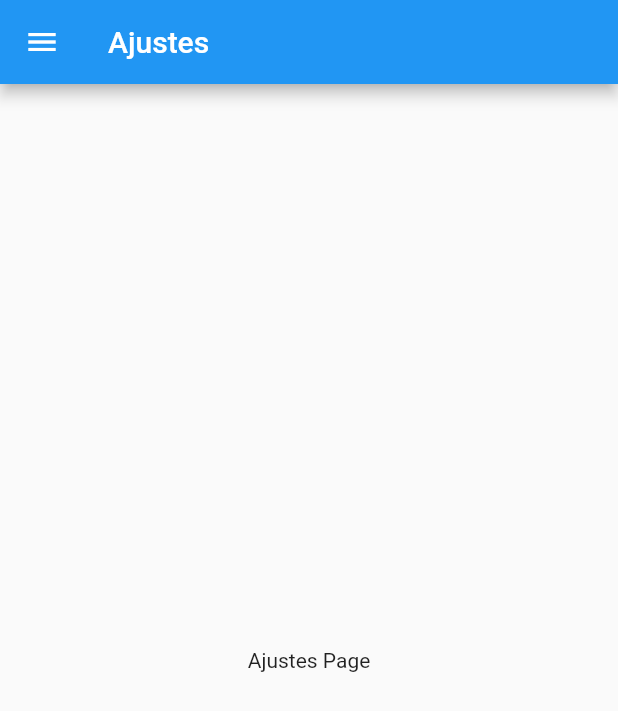
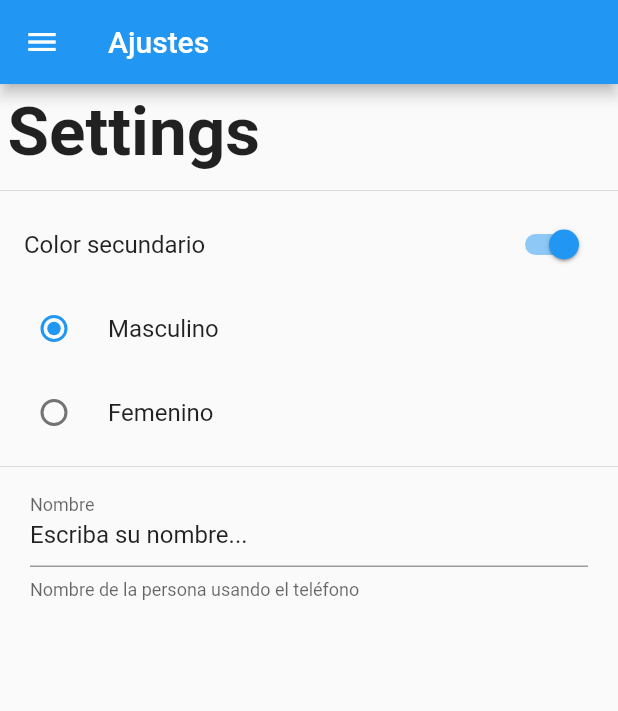
Before and after one commit to Fadria/flutter-preferencias-usuario, a Flutter app: the SettingsPage screen opened by its route, on a phone screen of 412 x 824 dp. Shown: the top 711 px of the screen. Run offline on Flutter 3.47's test engine with Material 2 defaults, Android fonts, the phone set to English and light mode, and no system bars.

Commit message:
Diseño de la página de los ajustes

```diff
--- a/lib/src/pages/settings_page.dart
+++ b/lib/src/pages/settings_page.dart
@@ -1,9 +1,27 @@
 import 'package:flutter/material.dart';
 import 'package:preferencias_usuario/src/widgets/menu_widget.dart';
 
-class SettingsPage extends StatelessWidget {
+class SettingsPage extends StatefulWidget
+{
+  static final String routeName = "settings";
 
-  static final String routeName = "settings";
+  @override
+  _SettingsPageState createState() => _SettingsPageState();
+}
+
+class _SettingsPageState extends State<SettingsPage> {
+
+  bool? _colorSecundario = true;
+  int? _genero = 1;
+  String _nombre = "Escriba su nombre...";
+
+  late TextEditingController? _textController;
+
+  @override
+  void initState() {
+    super.initState();
+    _textController = new TextEditingController(text: _nombre);
+  }
 
   @override
   Widget build(BuildContext context) {
@@ -14,9 +32,72 @@ class SettingsPage extends StatelessWidget {
         title: Text("Ajustes"),
       ),
       drawer: MenuWidget(),
-      body: Center
+      body: ListView
       (
-        child: Text("Ajustes Page"),
+        children: <Widget>
+        [
+          Container
+          (
+            padding: EdgeInsets.all(5.0),
+            child: Text("Settings", style: TextStyle(fontSize: 45.0, fontWeight: FontWeight.bold),),
+          ),
+
+          Divider(),
+          SwitchListTile
+          (
+            value: _colorSecundario!,
+            title: Text("Color secundario"),
+            onChanged: (value)
+            {
+              setState(() {
+                _colorSecundario = value;
+              });
+            },
+          ),
+
+          RadioListTile
+          (
+            value: 1,
+            title: Text("Masculino"),
+            groupValue: _genero,
+            onChanged: (value)
+            {
+              setState(() {
+                _genero = int.parse(value.toString());
+              });
+            }
+          ),
+
+          RadioListTile
+          (
+            value: 2,
+            title: Text("Femenino"),
+            groupValue: _genero,
+            onChanged: (value)
+            {
+              setState(() {
+                _genero = int.parse(value.toString());
+              });
+            }
+          ),
+
+          Divider(),
+          Container
+          (
+            padding: EdgeInsets.symmetric(horizontal: 20.0),
+            child: TextField
+            (
+              controller: _textController,
+              decoration: InputDecoration
+              (
+                labelText: 'Nombre',
+                helperText: 'Nombre de la persona usando el teléfono'
+              ),
+              onChanged: (value){},
+            ),
+          )
+
+        ],
       )
     );
   }
```
